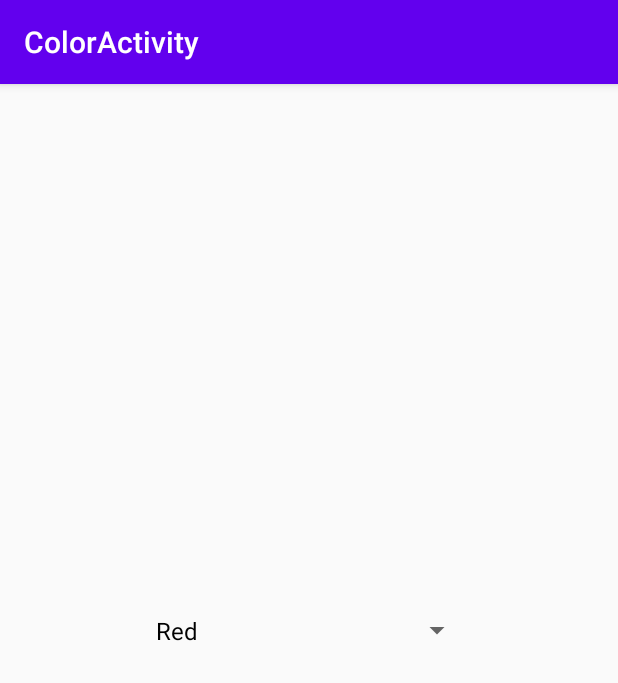
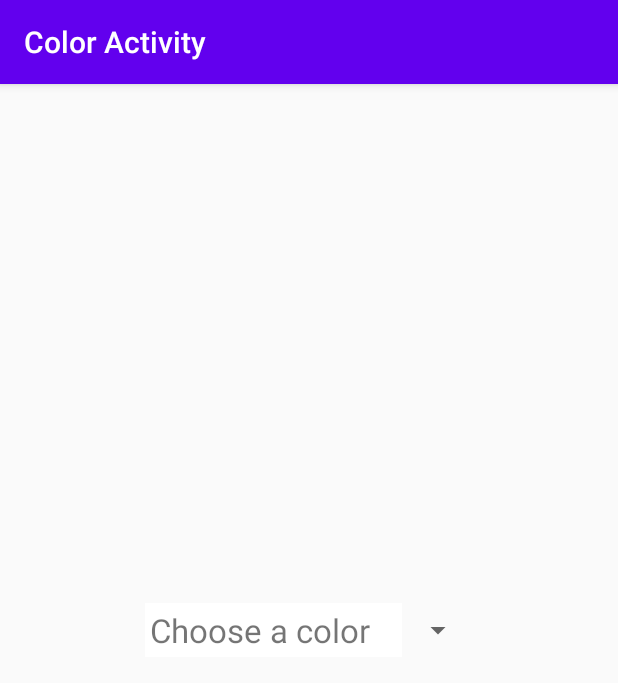
Before and after one commit to ShigureChen/Assignment03_ColorActivity, an Android app: the screen it shows after launch (MainActivity), on a phone screen of 412 x 824 dp. Shown: the top 683 px of the screen. Run offline under Robolectric (Android 15) with nearby library versions, the phone set to English and light mode, and no system bars.

Commit message:
Create custom SpinnerAdapter and set background color. Still finding int for teal.

```diff
--- a/app/src/main/java/edu/temple/coloractivity/MainActivity.java
+++ b/app/src/main/java/edu/temple/coloractivity/MainActivity.java
@@ -2,6 +2,8 @@ package edu.temple.coloractivity;
 
 import androidx.appcompat.app.AppCompatActivity;
 
+import android.content.Context;
+import android.graphics.Color;
 import android.os.Bundle;
 import android.view.View;
 import android.widget.AdapterView;
@@ -10,18 +12,41 @@ import android.widget.Spinner;
 
 public class MainActivity extends AppCompatActivity {
 
+    Spinner spinner;
     @Override
     protected void onCreate(Bundle savedInstanceState) {
         super.onCreate(savedInstanceState);
         setContentView(R.layout.activity_main);
+        setTitle("Color Activity");
 
-        Spinner spinner = (Spinner)findViewById(R.id.spinner);
+        String[] colourStr = new String[9];
 
-        final String[] colour = {"Red", "Yellow", "Cyan", "Gray", "Magenta", "Silver", "Teal", "Green"};
-        ArrayAdapter<String> colourList = new ArrayAdapter<>(MainActivity.this,
-                android.R.layout.simple_spinner_dropdown_item,
-                colour);
-        spinner.setAdapter(colourList);
+        colourStr[0] = "Choose a color";
+        colourStr[1] = "Red";
+        colourStr[2] = "Cyan";
+        colourStr[3] = "Red";
+        colourStr[4] = "Gray";
+        colourStr[5] = "Magenta";
+        colourStr[6] = "Silver";
+        colourStr[7] = "Teal";
+        colourStr[8] = "Green";
+
+        int[] colourInt = new int[9];
+
+        colourInt[0] = Color.WHITE;
+        colourInt[1] = Color.RED;
+        colourInt[2] = Color.YELLOW;
+        colourInt[3] = Color.CYAN;
+        colourInt[4] = Color.GRAY;
+        colourInt[5] = Color.MAGENTA;
+        colourInt[6] = Color.LTGRAY;
+        colourInt[7] = Color.BLUE;
+        colourInt[8] = Color.GREEN;
+
+        spinner = findViewById(R.id.spinner);
+
+        final SpinnerAdapter adapter = new SpinnerAdapter(this,colourStr, colourInt);
+        spinner.setAdapter(adapter);
 
         spinner.setOnItemSelectedListener(new AdapterView.OnItemSelectedListener() {
             @Override
@@ -31,7 +56,7 @@ public class MainActivity extends AppCompatActivity {
 
             @Override
             public void onNothingSelected(AdapterView<?> adapterView){
-
+                adapterView.setBackgroundColor(Color.WHITE);
             }
         });
 
--- /dev/null
+++ b/app/src/main/java/edu/temple/coloractivity/SpinnerAdapter.java
@@ -0,0 +1,54 @@
+package edu.temple.coloractivity;
+
+import android.content.Context;
+import android.view.LayoutInflater;
+import android.view.View;
+import android.view.ViewGroup;
+import android.widget.BaseAdapter;
+import android.widget.TextView;
+
+public class SpinnerAdapter extends BaseAdapter
+{
+    Context context;
+    String[] colourStr;
+    int[] colourInt;
+    private LayoutInflater mInflater;
+
+    public SpinnerAdapter(Context context, String[] colourStr,int[] colourInt)
+    {
+        super();
+        this.context = context;
+        this.colourStr = colourStr;
+        this.colourInt = colourInt;
+    }
+
+    @Override
+    public int getCount() {
+        return colourStr.length;
+    }
+
+    @Override
+    public Object getItem(int i) {
+        return colourStr[i];
+    }
+
+    @Override
+    public long getItemId(int i) {
+        return 0;
+    }
+
+    @Override
+    public View getView(int position, View convertView, ViewGroup viewGroup) {
+
+
+        TextView textView = new TextView(context);
+        textView.setText(getItem(position).toString());
+        textView.setPadding(5, 5, 5, 5);
+        textView.setTextSize(22);
+        textView.setBackgroundColor(colourInt[position]);
+
+        return textView;
+    }
+
+
+}
--- a/app/src/main/res/layout/activity_main.xml
+++ b/app/src/main/res/layout/activity_main.xml
@@ -11,7 +11,9 @@
         android:layout_width="219dp"
         android:layout_height="47dp"
         android:layout_marginStart="96dp"
+        android:layout_marginEnd="96dp"
         android:layout_marginBottom="380dp"
         app:layout_constraintBottom_toBottomOf="parent"
+        app:layout_constraintEnd_toEndOf="parent"
         app:layout_constraintStart_toStartOf="parent" />
 </androidx.constraintlayout.widget.ConstraintLayout>
```
